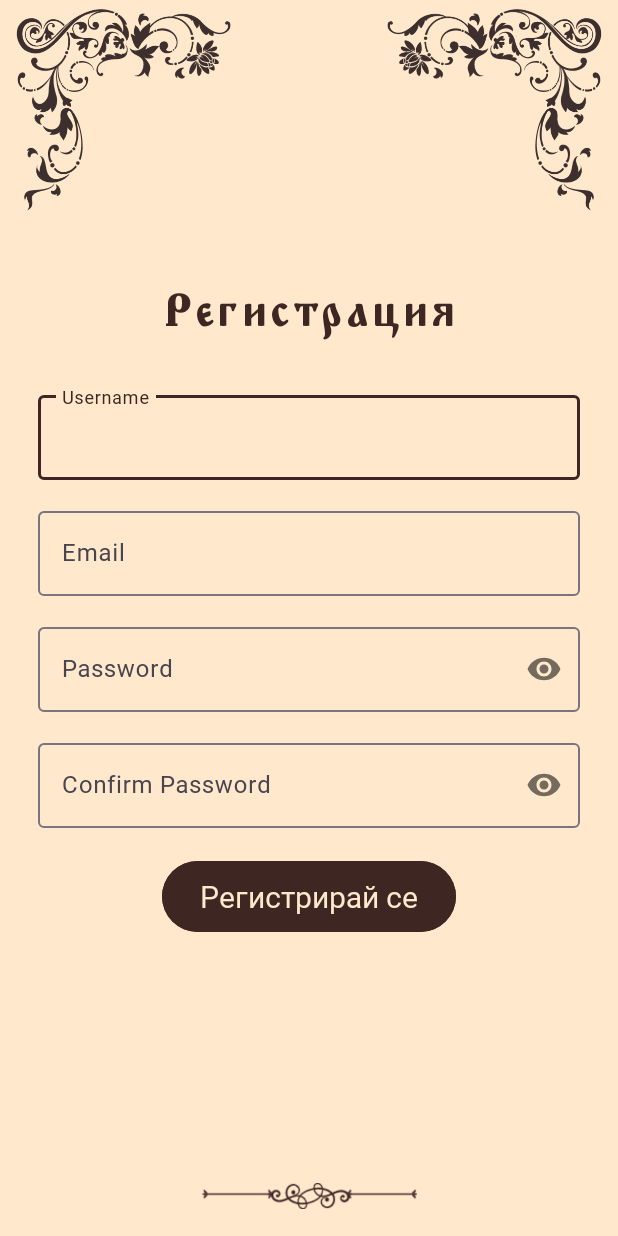
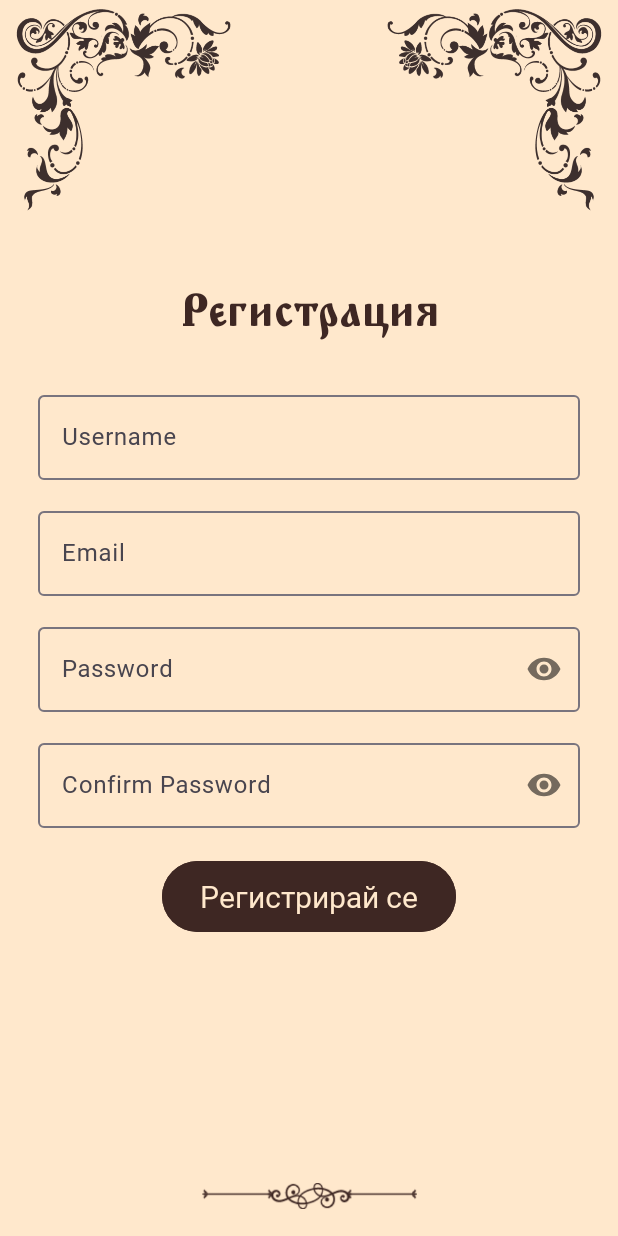
Before and after one commit to IvoKara/The-Forgotten-Bulgarian, an Android app: the RegisterActivity screen opened directly, with no data from a screen before it, on a phone screen of 412 x 824 dp. Run offline under Robolectric (Android 15) with nearby library versions, the phone set to English and light mode, and no system bars; our stand-ins replace Firebase (no records; nobody signed in at launch, a user with empty details on screens opened directly), data binding.

Commit message:
Fix EditText focus crash bug

```diff
--- a/app/src/main/res/layout/activity_login.xml
+++ b/app/src/main/res/layout/activity_login.xml
@@ -109,14 +109,15 @@
                             android:layout_height="wrap_content"
                             android:focusable="true"
                             android:focusableInTouchMode="true"
+                            android:orientation="vertical"
                             app:layout_constraintLeft_toLeftOf="parent"
-                            app:layout_constraintTop_toTopOf="parent"
-                            android:orientation="vertical"/>
+                            app:layout_constraintTop_toTopOf="parent" />
 
                         <com.google.android.material.textfield.TextInputLayout
                             android:id="@+id/login_email_layout"
                             android:layout_width="match_parent"
                             android:layout_height="wrap_content"
+                            android:hint="@string/email"
                             app:helperTextTextColor="@color/error"
                             app:layout_constraintEnd_toEndOf="parent"
                             app:layout_constraintStart_toStartOf="parent"
@@ -126,7 +127,6 @@
                                 android:id="@+id/login_email"
                                 android:layout_width="match_parent"
                                 android:layout_height="wrap_content"
-                                android:hint="@string/email"
                                 android:imeOptions="actionNext"
                                 android:nextFocusDown="@id/login_password" />
                         </com.google.android.material.textfield.TextInputLayout>
@@ -136,6 +136,7 @@
                             android:layout_width="match_parent"
                             android:layout_height="wrap_content"
                             android:layout_marginTop="15dp"
+                            android:hint="@string/password"
                             app:helperTextTextColor="@color/error"
                             app:layout_constraintEnd_toEndOf="parent"
                             app:layout_constraintStart_toStartOf="parent"
@@ -146,7 +147,6 @@
                                 android:id="@+id/login_password"
                                 android:layout_width="match_parent"
                                 android:layout_height="wrap_content"
-                                android:hint="@string/password"
                                 android:inputType="textPassword" />
                         </com.google.android.material.textfield.TextInputLayout>
 
@@ -217,5 +217,6 @@
             android:background="#40000000"
             android:backgroundTintMode="multiply"
             android:visibility="gone" />
+
     </RelativeLayout>
 </layout>
--- a/app/src/main/res/layout/activity_register.xml
+++ b/app/src/main/res/layout/activity_register.xml
@@ -2,6 +2,11 @@
 <layout xmlns:android="http://schemas.android.com/apk/res/android"
     xmlns:app="http://schemas.android.com/apk/res-auto"
     xmlns:tools="http://schemas.android.com/tools">
+
+    <RelativeLayout
+        android:layout_width="match_parent"
+        android:layout_height="match_parent"
+        tools:context=".views.LoginActivity">
 
         <androidx.constraintlayout.widget.ConstraintLayout
             android:layout_width="match_parent"
@@ -61,7 +66,7 @@
                         android:layout_width="wrap_content"
                         android:layout_height="wrap_content"
                         android:fontFamily="@font/monomachus"
-                    android:letterSpacing="0.1"
+                        android:letterSpacing="0.025"
                         android:scaleType="centerCrop"
                         android:text="@string/register_bg"
                         android:textColor="@color/red_brown_700"
@@ -80,10 +85,32 @@
                         app:layout_constraintTop_toBottomOf="@+id/text_register"
                         tools:layout_editor_absoluteX="0dp">
 
+                        <ProgressBar
+                            android:id="@+id/progress_bar_login"
+                            android:layout_width="wrap_content"
+                            android:layout_height="wrap_content"
+                            android:visibility="gone"
+                            app:layout_constraintBottom_toBottomOf="parent"
+                            app:layout_constraintEnd_toEndOf="parent"
+                            app:layout_constraintStart_toStartOf="parent"
+                            app:layout_constraintTop_toTopOf="parent" />
+
+                        <LinearLayout
+                            android:id="@+id/dummy_focus"
+                            android:layout_width="wrap_content"
+                            android:layout_height="wrap_content"
+                            android:focusable="true"
+                            android:focusableInTouchMode="true"
+                            android:orientation="vertical"
+                            app:layout_constraintLeft_toLeftOf="parent"
+                            app:layout_constraintTop_toTopOf="parent" />
+
                         <com.google.android.material.textfield.TextInputLayout
                             android:id="@+id/register_username_layout"
                             android:layout_width="match_parent"
                             android:layout_height="wrap_content"
+                            android:hint="@string/username"
+                            app:helperTextTextColor="@color/error"
                             app:layout_constraintEnd_toEndOf="parent"
                             app:layout_constraintStart_toStartOf="parent"
                             app:layout_constraintTop_toTopOf="parent">
@@ -91,8 +118,7 @@
                             <com.google.android.material.textfield.TextInputEditText
                                 android:id="@+id/register_username"
                                 android:layout_width="match_parent"
-                            android:layout_height="wrap_content"
-                            android:hint="@string/username" />
+                                android:layout_height="wrap_content" />
                         </com.google.android.material.textfield.TextInputLayout>
 
                         <com.google.android.material.textfield.TextInputLayout
@@ -100,14 +126,15 @@
                             android:layout_width="match_parent"
                             android:layout_height="wrap_content"
                             android:layout_marginTop="15dp"
+                            android:hint="@string/email"
+                            app:helperTextTextColor="@color/error"
                             app:layout_constraintStart_toStartOf="parent"
                             app:layout_constraintTop_toBottomOf="@+id/register_username_layout">
 
                             <com.google.android.material.textfield.TextInputEditText
                                 android:id="@+id/register_email"
                                 android:layout_width="match_parent"
-                            android:layout_height="wrap_content"
-                            android:hint="@string/email" />
+                                android:layout_height="wrap_content" />
                         </com.google.android.material.textfield.TextInputLayout>
 
                         <com.google.android.material.textfield.TextInputLayout
@@ -115,6 +142,8 @@
                             android:layout_width="match_parent"
                             android:layout_height="wrap_content"
                             android:layout_marginTop="15dp"
+                            android:hint="@string/password"
+                            app:helperTextTextColor="@color/error"
                             app:layout_constraintEnd_toEndOf="parent"
                             app:layout_constraintStart_toStartOf="parent"
                             app:layout_constraintTop_toBottomOf="@+id/register_email_layout"
@@ -124,7 +153,6 @@
                                 android:id="@+id/register_password"
                                 android:layout_width="match_parent"
                                 android:layout_height="wrap_content"
-                            android:hint="@string/password"
                                 android:inputType="textPassword" />
                         </com.google.android.material.textfield.TextInputLayout>
 
@@ -133,6 +161,8 @@
                             android:layout_width="match_parent"
                             android:layout_height="wrap_content"
                             android:layout_marginTop="15dp"
+                            android:hint="@string/confirm_password"
+                            app:helperTextTextColor="@color/error"
                             app:layout_constraintEnd_toEndOf="parent"
                             app:layout_constraintStart_toStartOf="parent"
                             app:layout_constraintTop_toBottomOf="@+id/register_password_layout"
@@ -142,13 +172,13 @@
                                 android:id="@+id/register_confirm_password"
                                 android:layout_width="match_parent"
                                 android:layout_height="wrap_content"
-                            android:hint="@string/confirm_password"
                                 android:inputType="textPassword" />
                         </com.google.android.material.textfield.TextInputLayout>
 
                     </androidx.constraintlayout.widget.ConstraintLayout>
 
                     <Button
+                        android:id="@+id/button_register_submit"
                         android:layout_width="wrap_content"
                         android:layout_height="wrap_content"
                         android:layout_marginTop="22dp"
@@ -174,4 +204,15 @@
                 app:layout_constraintStart_toStartOf="parent" />
 
         </androidx.constraintlayout.widget.ConstraintLayout>
+
+
+        <View
+            android:id="@+id/loading_overlay"
+            android:layout_width="match_parent"
+            android:layout_height="match_parent"
+            android:background="#40000000"
+            android:backgroundTintMode="multiply"
+            android:visibility="gone" />
+
+    </RelativeLayout>
 </layout>
```
Lines whose indentation alone changed are shown as unchanged.
